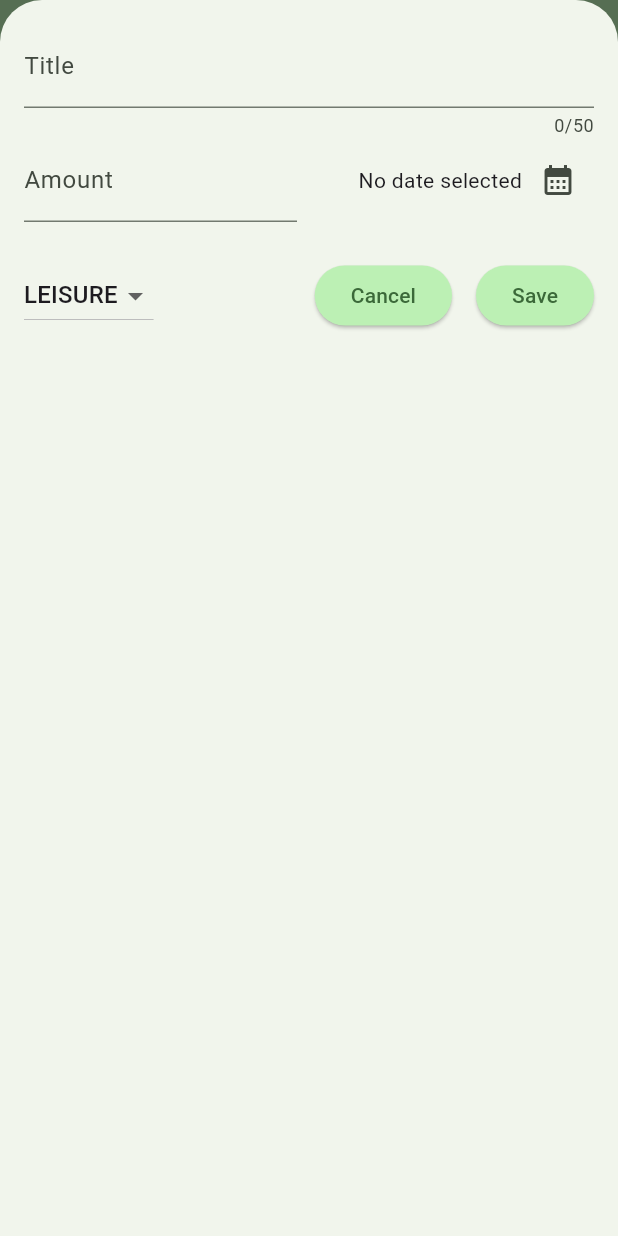
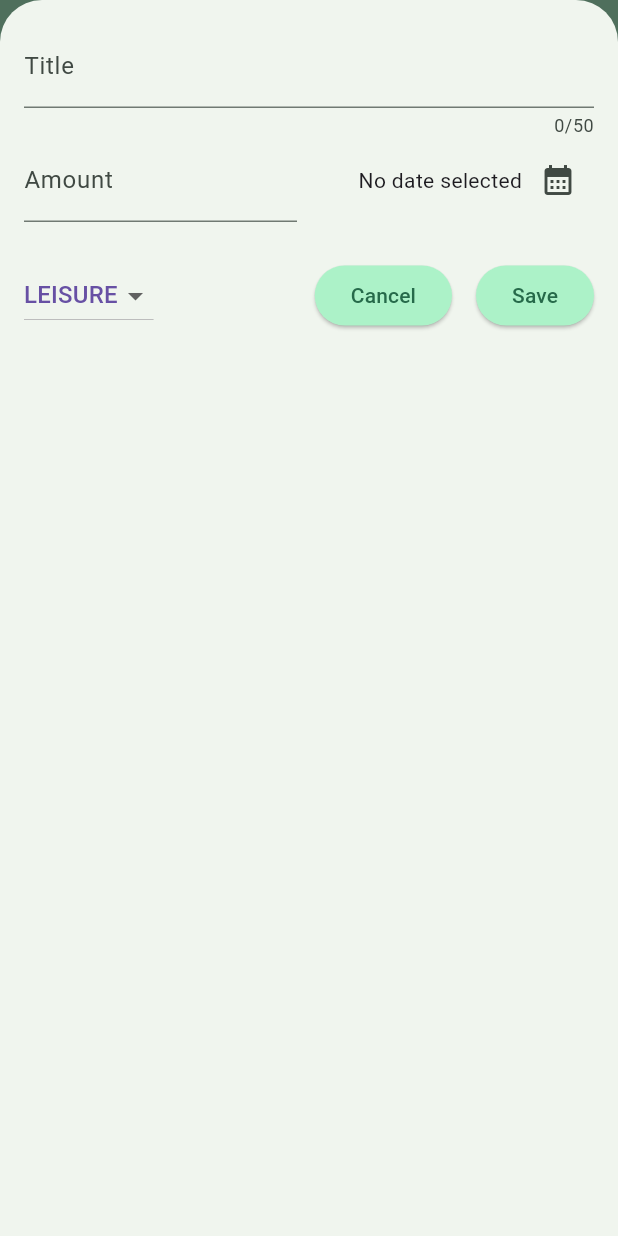
Before and after one commit to eacardenase/flutter-expenses, a Flutter app: the screen it shows after launch, after a tap on the "add" icon, on a phone screen of 412 x 824 dp. Run offline on Flutter 3.47's test engine with Material 3 defaults, Android fonts, the phone set to English and light mode, and no system bars.

Commit message:
feat: add dark theme support

```diff
--- a/lib/main.dart
+++ b/lib/main.dart
@@ -2,7 +2,11 @@ import 'package:flutter/material.dart';
 
 import 'package:expense_tracker/screens/expenses_screen.dart';
 
-var colorScheme = ColorScheme.fromSeed(seedColor: Colors.green);
+var colorScheme = ColorScheme.fromSeed(seedColor: Colors.greenAccent);
+var darkColorScheme = ColorScheme.fromSeed(
+  brightness: Brightness.dark,
+  seedColor: Colors.cyan,
+);
 
 void main() {
   runApp(
@@ -35,6 +39,34 @@ void main() {
               ),
             ),
       ),
+      darkTheme: ThemeData.dark().copyWith(
+        colorScheme: darkColorScheme,
+        appBarTheme: const AppBarTheme().copyWith(
+          backgroundColor: darkColorScheme.primaryContainer,
+          foregroundColor: darkColorScheme.onPrimaryContainer,
+        ),
+        cardTheme: const CardTheme().copyWith(
+          color: darkColorScheme.secondaryContainer,
+          margin: const EdgeInsets.symmetric(
+            horizontal: 16,
+            vertical: 8,
+          ),
+        ),
+        elevatedButtonTheme: ElevatedButtonThemeData(
+          style: ElevatedButton.styleFrom(
+            backgroundColor: darkColorScheme.primaryContainer,
+            foregroundColor: darkColorScheme.onPrimaryContainer,
+          ),
+        ),
+        textTheme: ThemeData().textTheme.copyWith(
+              titleLarge: TextStyle(
+                fontWeight: FontWeight.bold,
+                fontStyle: FontStyle.italic,
+                color: darkColorScheme.onSecondaryContainer,
+                fontSize: 16,
+              ),
+            ),
+      ),
       home: const ExpensesScreen(),
     ),
   );
--- a/lib/widgets/new_expense.dart
+++ b/lib/widgets/new_expense.dart
@@ -155,7 +155,12 @@ class _NewExpenseState extends State<NewExpense> {
                     .map(
                       (category) => DropdownMenuItem(
                         value: category,
-                        child: Text(category.name.toUpperCase()),
+                        child: Text(
+                          category.name.toUpperCase(),
+                          style: const TextStyle().copyWith(
+                            color: ThemeData().colorScheme.primary,
+                          ),
+                        ),
                       ),
                     )
                     .toList(),
```
